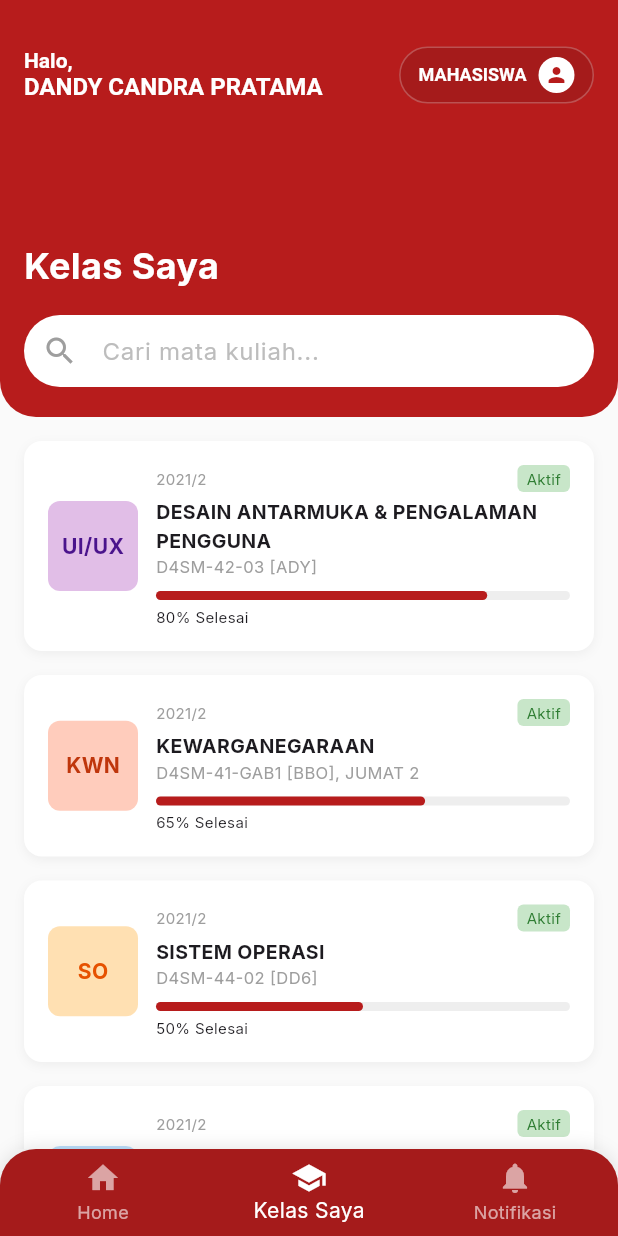
After one commit to faizatulmunawaroh/uas-pak-rofii, a Flutter app: the HomeScreen screen opened directly, item 2 of the bottom bar chosen, on a phone screen of 412 x 824 dp. The commit adds this screen. Run offline on Flutter 3.47's test engine with Material 3 defaults, Android fonts, the phone set to English and light mode, and no system bars; our stand-ins replace google_fonts.

Commit message:
mengimplementasikan bagian kelas saya

```diff
--- a/analysis_options.yaml
+++ b/analysis_options.yaml
@@ -1,4 +1,3 @@
-<<<<<<< HEAD
 # This file configures the analyzer, which statically analyzes Dart code to
 # check for errors, warnings, and lints.
 #
@@ -27,33 +26,3 @@ linter:
 
 # Additional information about this file can be found at
 # https://dart.dev/guides/language/analysis-options
-=======
-# This file configures the analyzer, which statically analyzes Dart code to
-# check for errors, warnings, and lints.
-#
-# The issues identified by the analyzer are surfaced in the UI of Dart-enabled
-# IDEs (https://dart.dev/tools#ides-and-editors). The analyzer can also be
-# invoked from the command line by running `flutter analyze`.
-
-# The following line activates a set of recommended lints for Flutter apps,
-# packages, and plugins designed to encourage good coding practices.
-include: package:flutter_lints/flutter.yaml
-
-linter:
-  # The lint rules applied to this project can be customized in the
-  # section below to disable rules from the `package:flutter_lints/flutter.yaml`
-  # included above or to enable additional rules. A list of all available lints
-  # and their documentation is published at https://dart.dev/lints.
-  #
-  # Instead of disabling a lint rule for the entire project in the
-  # section below, it can also be suppressed for a single line of code
-  # or a specific dart file by using the `// ignore: name_of_lint` and
-  # `// ignore_for_file: name_of_lint` syntax on the line or in the file
-  # producing the lint.
-  rules:
-    # avoid_print: false  # Uncomment to disable the `avoid_print` rule
-    # prefer_single_quotes: true  # Uncomment to enable the `prefer_single_quotes` rule
-
-# Additional information about this file can be found at
-# https://dart.dev/guides/language/analysis-options
->>>>>>> 05429cabdb884992ab90a08c4623a00f747fcae4
--- a/lib/screens/home_screen.dart
+++ b/lib/screens/home_screen.dart
@@ -1,5 +1,6 @@
 import 'package:celoe/models/assignment.dart';
 import 'package:celoe/models/course.dart';
+import 'package:celoe/screens/my_classes_screen.dart';
 import 'package:celoe/theme.dart';
 import 'package:flutter/material.dart';
 
@@ -60,7 +61,44 @@ class _HomeScreenState extends State<HomeScreen> {
           ],
         ),
       ),
-      body: SingleChildScrollView(
+      body: _widgetOptions.elementAt(_selectedIndex),
+      bottomNavigationBar: Container(
+        decoration: const BoxDecoration(
+          borderRadius: BorderRadius.only(topLeft: Radius.circular(24), topRight: Radius.circular(24)),
+          boxShadow: [BoxShadow(color: Colors.black12, blurRadius: 10)]
+        ),
+        child: ClipRRect(
+          borderRadius: const BorderRadius.only(topLeft: Radius.circular(24), topRight: Radius.circular(24)),
+          child: BottomNavigationBar(
+            backgroundColor: const Color(0xFFA51B1B), // Dark red
+            selectedItemColor: Colors.white,
+            unselectedItemColor: Colors.white60,
+            currentIndex: _selectedIndex,
+            onTap: _onItemTapped,
+            items: const [
+              BottomNavigationBarItem(icon: Icon(Icons.home), label: "Home"),
+               BottomNavigationBarItem(icon: Icon(Icons.school), label: "Kelas Saya"),
+                BottomNavigationBarItem(icon: Icon(Icons.notifications), label: "Notifikasi"),
+            ],
+          ),
+        ),
+      ),
+    );
+  }
+
+  static List<Widget> get _widgetOptions => <Widget>[
+    const HomeContent(),
+    const MyClassesScreen(),
+    const Center(child: Text("Notifikasi (Segera Hadir)")),
+  ];
+}
+
+class HomeContent extends StatelessWidget {
+  const HomeContent({super.key});
+
+  @override
+  Widget build(BuildContext context) {
+    return SingleChildScrollView(
         padding: const EdgeInsets.all(16),
         child: Column(
           crossAxisAlignment: CrossAxisAlignment.start,
@@ -75,7 +113,7 @@ class _HomeScreenState extends State<HomeScreen> {
                  color: CeloeTheme.primaryColor,
                  borderRadius: BorderRadius.circular(16),
                   boxShadow: [
-                    BoxShadow(color: Colors.black.withOpacity(0.1), blurRadius: 10, offset: const Offset(0, 4))
+                    BoxShadow(color: Colors.black.withValues(alpha: 0.1), blurRadius: 10, offset: const Offset(0, 4))
                   ]
                ),
                child: Column(
@@ -185,28 +223,6 @@ class _HomeScreenState extends State<HomeScreen> {
                const SizedBox(height: 80), // Padding for bottom nav
           ],
         ),
-      ),
-      bottomNavigationBar: Container(
-        decoration: const BoxDecoration(
-          borderRadius: BorderRadius.only(topLeft: Radius.circular(24), topRight: Radius.circular(24)),
-          boxShadow: [BoxShadow(color: Colors.black12, blurRadius: 10)]
-        ),
-        child: ClipRRect(
-          borderRadius: const BorderRadius.only(topLeft: Radius.circular(24), topRight: Radius.circular(24)),
-          child: BottomNavigationBar(
-            backgroundColor: const Color(0xFFA51B1B), // Dark red
-            selectedItemColor: Colors.white,
-            unselectedItemColor: Colors.white60,
-            currentIndex: _selectedIndex,
-            onTap: _onItemTapped,
-            items: const [
-              BottomNavigationBarItem(icon: Icon(Icons.home), label: "Home"),
-               BottomNavigationBarItem(icon: Icon(Icons.school), label: "Kelas Saya"),
-                BottomNavigationBarItem(icon: Icon(Icons.notifications), label: "Notifikasi"),
-            ],
-          ),
-        ),
-      ),
-    );
+      );
   }
 }
--- /dev/null
+++ b/lib/screens/my_classes_screen.dart
@@ -0,0 +1,151 @@
+import 'package:celoe/models/course.dart';
+import 'package:celoe/theme.dart';
+import 'package:flutter/material.dart';
+
+class MyClassesScreen extends StatefulWidget {
+  const MyClassesScreen({super.key});
+
+  @override
+  State<MyClassesScreen> createState() => _MyClassesScreenState();
+}
+
+class _MyClassesScreenState extends State<MyClassesScreen> {
+  final TextEditingController _searchController = TextEditingController();
+  List<Course> _filteredCourses = dummyCourses;
+
+  void _filterCourses(String query) {
+    setState(() {
+      _filteredCourses = dummyCourses
+          .where((course) =>
+              course.title.toLowerCase().contains(query.toLowerCase()) ||
+              course.code.toLowerCase().contains(query.toLowerCase()))
+          .toList();
+    });
+  }
+
+  @override
+  Widget build(BuildContext context) {
+    return Column(
+      children: [
+        // App Bar / Header area
+        Container(
+          padding: const EdgeInsets.only(top: 60, left: 16, right: 16, bottom: 20),
+          decoration: const BoxDecoration(
+            color: CeloeTheme.primaryColor,
+            borderRadius: BorderRadius.only(
+              bottomLeft: Radius.circular(24),
+              bottomRight: Radius.circular(24),
+            ),
+          ),
+          child: Column(
+            crossAxisAlignment: CrossAxisAlignment.start,
+            children: [
+              const Text(
+                "Kelas Saya",
+                style: TextStyle(
+                  color: Colors.white,
+                  fontSize: 24,
+                  fontWeight: FontWeight.bold,
+                ),
+              ),
+              const SizedBox(height: 16),
+              TextField(
+                controller: _searchController,
+                onChanged: _filterCourses,
+                decoration: InputDecoration(
+                  hintText: "Cari mata kuliah...",
+                  hintStyle: TextStyle(color: Colors.grey.shade400),
+                  prefixIcon: const Icon(Icons.search, color: Colors.grey),
+                  filled: true,
+                  fillColor: Colors.white,
+                  border: OutlineInputBorder(
+                    borderRadius: BorderRadius.circular(30),
+                    borderSide: BorderSide.none,
+                  ),
+                  contentPadding: const EdgeInsets.symmetric(horizontal: 20, vertical: 0),
+                ),
+              ),
+            ],
+          ),
+        ),
+
+        // Course List
+        Expanded(
+          child: ListView.builder(
+            padding: const EdgeInsets.all(16),
+            itemCount: _filteredCourses.length,
+            itemBuilder: (context, index) {
+              final course = _filteredCourses[index];
+              return Container(
+                margin: const EdgeInsets.only(bottom: 16),
+                padding: const EdgeInsets.all(16),
+                decoration: BoxDecoration(
+                  color: Colors.white,
+                  borderRadius: BorderRadius.circular(12),
+                  boxShadow: [
+                     BoxShadow(color: Colors.black.withValues(alpha: 0.05), blurRadius: 5, offset: const Offset(0, 2))
+                  ]
+                ),
+                child: Row(
+                   children: [
+                     Container(
+                       width: 60,
+                       height: 60,
+                       decoration: BoxDecoration(
+                         color: Colors.primaries[course.title.length % Colors.primaries.length].shade100,
+                         borderRadius: BorderRadius.circular(8)
+                       ),
+                        child: Center(
+                         child: Text(
+                           course.iconInitials,
+                           style: TextStyle(
+                             color: Colors.primaries[course.title.length % Colors.primaries.length].shade900,
+                             fontWeight: FontWeight.bold,
+                             fontSize: 14
+                            )
+                          ),
+                       ),
+                     ),
+                     const SizedBox(width: 12),
+                     Expanded(
+                       child: Column(
+                         crossAxisAlignment: CrossAxisAlignment.start,
+                         children: [
+                           Row(
+                             mainAxisAlignment: MainAxisAlignment.spaceBetween,
+                             children: [
+                               Text(course.semester, style: const TextStyle(fontSize: 10, color: Colors.grey)),
+                               Container(
+                                 padding: const EdgeInsets.symmetric(horizontal: 6, vertical: 2),
+                                 decoration: BoxDecoration(color: Colors.green.shade100, borderRadius: BorderRadius.circular(4)),
+                                 child: Text("Aktif", style: TextStyle(fontSize: 10, color: Colors.green.shade800)),
+                               )
+                             ],
+                           ),
+                           const SizedBox(height: 4),
+                           Text(course.title, maxLines: 2, overflow: TextOverflow.ellipsis,
+                            style: const TextStyle(fontWeight: FontWeight.bold, fontSize: 13)),
+                            Text(course.code, style: const TextStyle(fontSize: 11, color: Colors.grey)),
+                            const SizedBox(height: 8),
+                            LinearProgressIndicator(
+                              value: course.progress,
+                              color: CeloeTheme.primaryColor,
+                              backgroundColor: Colors.grey.shade200,
+                              minHeight: 6,
+                              borderRadius: BorderRadius.circular(4),
+                            ),
+                             const SizedBox(height: 4),
+                             Text("${(course.progress * 100).toInt()}% Selesai", style: const TextStyle(fontSize: 10))
+                         ],
+                       ),
+                     )
+                   ],
+                 ),
+              );
+            },
+          ),
+        ),
+      ],
+    );
+  }
+}
```
Also changed, not shown: pubspec.yaml (+0 -92 lines), pubspec.lock.
